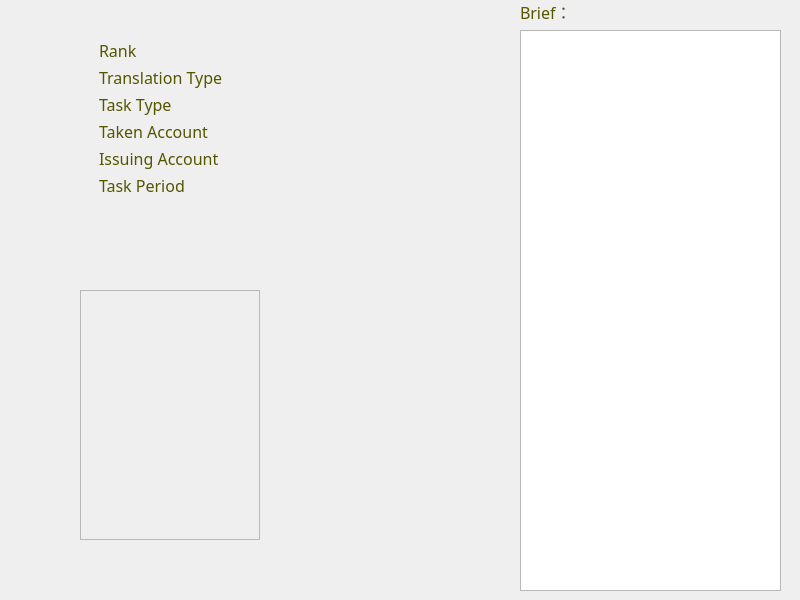
Above: StaticTaskOper.ui from Phoveran/CrowdSourcing before the change. Below: the same form after it.
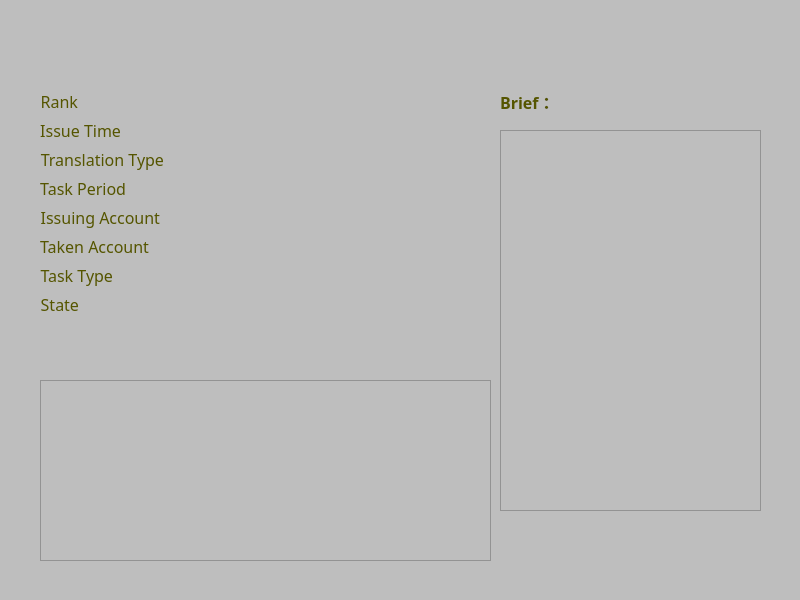
That is the form after the change. Icons and pictures are not drawn.

What changed in the file:
```diff
--- a/StaticTaskOper.ui
+++ b/StaticTaskOper.ui
@@ -14,28 +14,18 @@
    <string>Others' Task</string>
   </property>
   <property name="styleSheet">
-   <string notr="true">border-image: url(:/CrowdSourcing/Resources/pictures/zelda8.jpg);</string>
+   <string notr="true">background-color: rgb(190, 190, 190);</string>
   </property>
-  <widget class="QFrame" name="formFrame">
+  <widget class="QWidget" name="formLayoutWidget">
    <property name="geometry">
     <rect>
-     <x>90</x>
-     <y>30</y>
-     <width>421</width>
-     <height>191</height>
+     <x>40</x>
+     <y>90</y>
+     <width>441</width>
+     <height>251</height>
     </rect>
    </property>
-   <property name="styleSheet">
-    <string notr="true">border-image:transparent;
-color: rgb(85, 85, 0);</string>
-   </property>
    <layout class="QFormLayout" name="formLayout">
-    <property name="horizontalSpacing">
-     <number>20</number>
-    </property>
-    <property name="verticalSpacing">
-     <number>4</number>
-    </property>
     <item row="0" column="0">
      <widget class="QLabel" name="label_1">
       <property name="font">
@@ -50,6 +40,9 @@
       <property name="text">
        <string>Rank</string>
       </property>
+      <property name="alignment">
+       <set>Qt::AlignRight|Qt::AlignTrailing|Qt::AlignVCenter</set>
+      </property>
      </widget>
     </item>
     <item row="0" column="1">
@@ -61,7 +54,7 @@
        </font>
       </property>
       <property name="styleSheet">
-       <string notr="true">color: rgb(0, 85, 255);</string>
+       <string notr="true">color: rgb(0, 0, 255);</string>
       </property>
       <property name="text">
        <string/>
@@ -69,6 +62,25 @@
      </widget>
     </item>
     <item row="1" column="0">
+     <widget class="QLabel" name="label_4">
+      <property name="font">
+       <font>
+        <family>Century Gothic</family>
+        <pointsize>12</pointsize>
+       </font>
+      </property>
+      <property name="styleSheet">
+       <string notr="true">color: rgb(85, 85, 0);</string>
+      </property>
+      <property name="text">
+       <string>Issue Time</string>
+      </property>
+      <property name="alignment">
+       <set>Qt::AlignRight|Qt::AlignTrailing|Qt::AlignVCenter</set>
+      </property>
+     </widget>
+    </item>
+    <item row="2" column="0">
      <widget class="QLabel" name="label_2">
       <property name="font">
        <font>
@@ -82,42 +94,13 @@
       <property name="text">
        <string>Translation Type</string>
       </property>
-     </widget>
-    </item>
-    <item row="1" column="1">
-     <widget class="QLabel" name="labelTransType">
-      <property name="font">
-       <font>
-        <family>Century Gothic</family>
-        <pointsize>12</pointsize>
-       </font>
-      </property>
-      <property name="styleSheet">
-       <string notr="true">color: rgb(0, 85, 255);</string>
-      </property>
-      <property name="text">
-       <string/>
-      </property>
-     </widget>
-    </item>
-    <item row="2" column="0">
-     <widget class="QLabel" name="label_3">
-      <property name="font">
-       <font>
-        <family>Century Gothic</family>
-        <pointsize>12</pointsize>
-       </font>
-      </property>
-      <property name="styleSheet">
-       <string notr="true">color: rgb(85, 85, 0);</string>
-      </property>
-      <property name="text">
-       <string>Task Type</string>
+      <property name="alignment">
+       <set>Qt::AlignRight|Qt::AlignTrailing|Qt::AlignVCenter</set>
       </property>
      </widget>
     </item>
     <item row="2" column="1">
-     <widget class="QLabel" name="labelTaskType">
+     <widget class="QLabel" name="labelTransType">
       <property name="font">
        <font>
         <family>Century Gothic</family>
@@ -125,7 +108,7 @@
        </font>
       </property>
       <property name="styleSheet">
-       <string notr="true">color: rgb(0, 85, 255);</string>
+       <string notr="true">color: rgb(0, 0, 255);</string>
       </property>
       <property name="text">
        <string/>
@@ -133,7 +116,7 @@
      </widget>
     </item>
     <item row="3" column="0">
-     <widget class="QLabel" name="label_4">
+     <widget class="QLabel" name="label_6">
       <property name="font">
        <font>
         <family>Century Gothic</family>
@@ -144,12 +127,15 @@
        <string notr="true">color: rgb(85, 85, 0);</string>
       </property>
       <property name="text">
-       <string>Taken Account</string>
+       <string>Task Period</string>
+      </property>
+      <property name="alignment">
+       <set>Qt::AlignRight|Qt::AlignTrailing|Qt::AlignVCenter</set>
       </property>
      </widget>
     </item>
     <item row="3" column="1">
-     <widget class="QLabel" name="labelTakenAcc">
+     <widget class="QLabel" name="labelConPeriod">
       <property name="font">
        <font>
         <family>Century Gothic</family>
@@ -157,7 +143,7 @@
        </font>
       </property>
       <property name="styleSheet">
-       <string notr="true">color: rgb(0, 85, 255);</string>
+       <string notr="true">color: rgb(0, 0, 255);</string>
       </property>
       <property name="text">
        <string/>
@@ -178,6 +164,9 @@
       <property name="text">
        <string>Issuing Account</string>
       </property>
+      <property name="alignment">
+       <set>Qt::AlignRight|Qt::AlignTrailing|Qt::AlignVCenter</set>
+      </property>
      </widget>
     </item>
     <item row="4" column="1">
@@ -189,7 +178,7 @@
        </font>
       </property>
       <property name="styleSheet">
-       <string notr="true">color: rgb(0, 85, 255);</string>
+       <string notr="true">color: rgb(0, 0, 255);</string>
       </property>
       <property name="text">
        <string/>
@@ -197,7 +186,7 @@
      </widget>
     </item>
     <item row="5" column="0">
-     <widget class="QLabel" name="label_6">
+     <widget class="QLabel" name="label_10">
       <property name="font">
        <font>
         <family>Century Gothic</family>
@@ -208,12 +197,15 @@
        <string notr="true">color: rgb(85, 85, 0);</string>
       </property>
       <property name="text">
-       <string>Task Period</string>
+       <string>Taken Account</string>
+      </property>
+      <property name="alignment">
+       <set>Qt::AlignRight|Qt::AlignTrailing|Qt::AlignVCenter</set>
       </property>
      </widget>
     </item>
     <item row="5" column="1">
-     <widget class="QLabel" name="labelTaskPer">
+     <widget class="QLabel" name="labelTakenAcc">
       <property name="font">
        <font>
         <family>Century Gothic</family>
@@ -221,7 +213,93 @@
        </font>
       </property>
       <property name="styleSheet">
-       <string notr="true">color: rgb(0, 85, 255);</string>
+       <string notr="true">color: rgb(0, 0, 255);</string>
+      </property>
+      <property name="text">
+       <string/>
+      </property>
+     </widget>
+    </item>
+    <item row="6" column="0">
+     <widget class="QLabel" name="label_9">
+      <property name="font">
+       <font>
+        <family>Century Gothic</family>
+        <pointsize>12</pointsize>
+       </font>
+      </property>
+      <property name="styleSheet">
+       <string notr="true">color: rgb(85, 85, 0);</string>
+      </property>
+      <property name="text">
+       <string>Task Type</string>
+      </property>
+      <property name="alignment">
+       <set>Qt::AlignRight|Qt::AlignTrailing|Qt::AlignVCenter</set>
+      </property>
+     </widget>
+    </item>
+    <item row="6" column="1">
+     <widget class="QLabel" name="labelTaskType">
+      <property name="font">
+       <font>
+        <family>Century Gothic</family>
+        <pointsize>12</pointsize>
+       </font>
+      </property>
+      <property name="styleSheet">
+       <string notr="true">color: rgb(0, 0, 255);</string>
+      </property>
+      <property name="text">
+       <string/>
+      </property>
+     </widget>
+    </item>
+    <item row="7" column="0">
+     <widget class="QLabel" name="label_3">
+      <property name="font">
+       <font>
+        <family>Century Gothic</family>
+        <pointsize>12</pointsize>
+       </font>
+      </property>
+      <property name="styleSheet">
+       <string notr="true">color: rgb(85, 85, 0);</string>
+      </property>
+      <property name="text">
+       <string>State</string>
+      </property>
+      <property name="alignment">
+       <set>Qt::AlignRight|Qt::AlignTrailing|Qt::AlignVCenter</set>
+      </property>
+     </widget>
+    </item>
+    <item row="7" column="1">
+     <widget class="QLabel" name="labelState">
+      <property name="font">
+       <font>
+        <family>Century Gothic</family>
+        <pointsize>12</pointsize>
+       </font>
+      </property>
+      <property name="styleSheet">
+       <string notr="true">color: rgb(0, 0, 255);</string>
+      </property>
+      <property name="text">
+       <string/>
+      </property>
+     </widget>
+    </item>
+    <item row="1" column="1">
+     <widget class="QLabel" name="labelIssTime">
+      <property name="font">
+       <font>
+        <family>Century Gothic</family>
+        <pointsize>12</pointsize>
+       </font>
+      </property>
+      <property name="styleSheet">
+       <string notr="true">color: rgb(0, 0, 255);</string>
       </property>
       <property name="text">
        <string/>
@@ -233,10 +311,10 @@
   <widget class="QTextBrowser" name="textBrowserBrief">
    <property name="geometry">
     <rect>
-     <x>520</x>
-     <y>30</y>
+     <x>500</x>
+     <y>130</y>
      <width>261</width>
-     <height>561</height>
+     <height>381</height>
     </rect>
    </property>
    <property name="font">
@@ -256,30 +334,11 @@
 &lt;p style=&quot;-qt-paragraph-type:empty; margin-top:0px; margin-bottom:0px; margin-left:0px; margin-right:0px; -qt-block-indent:0; text-indent:0px;&quot;&gt;&lt;br /&gt;&lt;/p&gt;&lt;/body&gt;&lt;/html&gt;</string>
    </property>
   </widget>
-  <widget class="QFrame" name="frame">
-   <property name="geometry">
-    <rect>
-     <x>80</x>
-     <y>290</y>
-     <width>180</width>
-     <height>250</height>
-    </rect>
-   </property>
-   <property name="styleSheet">
-    <string notr="true">border-image: url(:/CrowdSourcing/Resources/pictures/in_morocco.jpg);</string>
-   </property>
-   <property name="frameShape">
-    <enum>QFrame::StyledPanel</enum>
-   </property>
-   <property name="frameShadow">
-    <enum>QFrame::Raised</enum>
-   </property>
-  </widget>
   <widget class="QLabel" name="label_8">
    <property name="geometry">
     <rect>
-     <x>520</x>
-     <y>0</y>
+     <x>500</x>
+     <y>90</y>
      <width>61</width>
      <height>24</height>
     </rect>
@@ -288,6 +347,8 @@
     <font>
      <family>Century Gothic</family>
      <pointsize>12</pointsize>
+     <weight>75</weight>
+     <bold>true</bold>
     </font>
    </property>
    <property name="styleSheet">
@@ -298,6 +359,25 @@
     <string>Brief：</string>
    </property>
   </widget>
+  <widget class="QFrame" name="frame_2">
+   <property name="geometry">
+    <rect>
+     <x>40</x>
+     <y>380</y>
+     <width>451</width>
+     <height>181</height>
+    </rect>
+   </property>
+   <property name="styleSheet">
+    <string notr="true">border-image: url(:/CrowdSourcing/Resources/pictures/zelda_logo3.png);</string>
+   </property>
+   <property name="frameShape">
+    <enum>QFrame::StyledPanel</enum>
+   </property>
+   <property name="frameShadow">
+    <enum>QFrame::Raised</enum>
+   </property>
+  </widget>
  </widget>
  <resources>
   <include location="CrowdSourcing.qrc"/>
```
Left out of the diff: 6 changed lines with no effect on the pictures.
